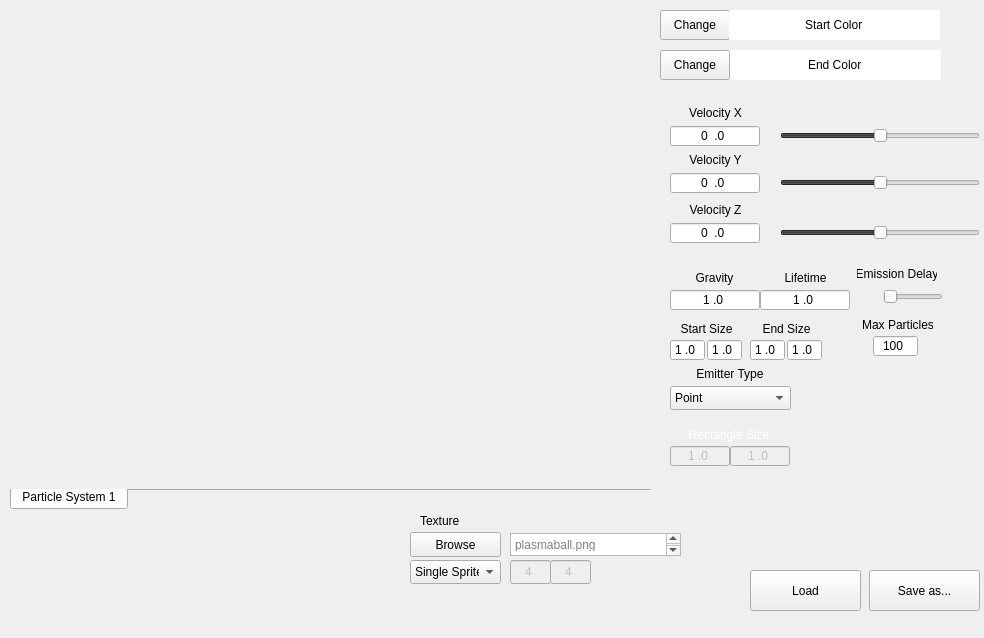
The window that TA_ParticleEditor/TA_ParticleEditor/particleeditor.ui (Stureplan/TA_ParticleEditor) describes before a commit, drawn with Qt 5.
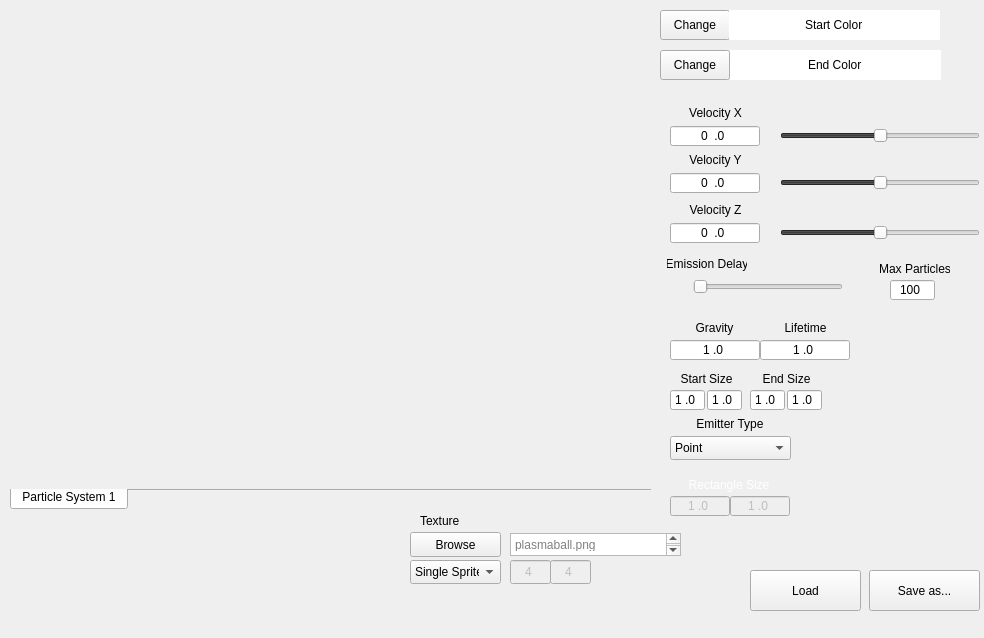
The same window after the commit. Custom widgets are drawn as their Qt base class.

What changed in the file:
```diff
--- a/TA_ParticleEditor/TA_ParticleEditor/particleeditor.ui
+++ b/TA_ParticleEditor/TA_ParticleEditor/particleeditor.ui
@@ -111,7 +111,7 @@
     <property name="geometry">
      <rect>
       <x>780</x>
-      <y>268</y>
+      <y>318</y>
       <width>51</width>
       <height>20</height>
      </rect>
@@ -142,8 +142,8 @@
    <widget class="QLabel" name="label_EmissionDelay">
     <property name="geometry">
      <rect>
-      <x>857</x>
-      <y>264</y>
+      <x>667</x>
+      <y>254</y>
       <width>80</width>
       <height>20</height>
      </rect>
@@ -158,8 +158,8 @@
    <widget class="QLabel" name="label_MaxParticles">
     <property name="geometry">
      <rect>
-      <x>863</x>
-      <y>317</y>
+      <x>880</x>
+      <y>261</y>
       <width>70</width>
       <height>16</height>
      </rect>
@@ -204,7 +204,7 @@
     <property name="geometry">
      <rect>
       <x>689</x>
-      <y>268</y>
+      <y>318</y>
       <width>51</width>
       <height>20</height>
      </rect>
@@ -343,7 +343,7 @@
     <property name="geometry">
      <rect>
       <x>661</x>
-      <y>321</y>
+      <y>371</y>
       <width>91</width>
       <height>16</height>
      </rect>
@@ -359,7 +359,7 @@
     <property name="geometry">
      <rect>
       <x>670</x>
-      <y>386</y>
+      <y>436</y>
       <width>121</width>
       <height>24</height>
      </rect>
@@ -385,7 +385,7 @@
     <property name="geometry">
      <rect>
       <x>680</x>
-      <y>366</y>
+      <y>416</y>
       <width>100</width>
       <height>16</height>
      </rect>
@@ -467,7 +467,7 @@
     <property name="geometry">
      <rect>
       <x>670</x>
-      <y>290</y>
+      <y>340</y>
       <width>90</width>
       <height>20</height>
      </rect>
@@ -489,7 +489,7 @@
     <property name="geometry">
      <rect>
       <x>760</x>
-      <y>290</y>
+      <y>340</y>
       <width>90</width>
       <height>20</height>
      </rect>
@@ -549,7 +549,7 @@
     <property name="geometry">
      <rect>
       <x>670</x>
-      <y>340</y>
+      <y>390</y>
       <width>35</width>
       <height>20</height>
      </rect>
@@ -571,7 +571,7 @@
     <property name="geometry">
      <rect>
       <x>707</x>
-      <y>340</y>
+      <y>390</y>
       <width>35</width>
       <height>20</height>
      </rect>
@@ -592,8 +592,8 @@
    <widget class="QLineEdit" name="maxParticles">
     <property name="geometry">
      <rect>
-      <x>873</x>
-      <y>336</y>
+      <x>890</x>
+      <y>280</y>
       <width>45</width>
       <height>20</height>
      </rect>
@@ -618,7 +618,7 @@
     <property name="geometry">
      <rect>
       <x>670</x>
-      <y>426</y>
+      <y>476</y>
       <width>120</width>
       <height>50</height>
      </rect>
@@ -784,7 +784,7 @@
     <property name="geometry">
      <rect>
       <x>787</x>
-      <y>340</y>
+      <y>390</y>
       <width>35</width>
       <height>20</height>
      </rect>
@@ -806,7 +806,7 @@
     <property name="geometry">
      <rect>
       <x>741</x>
-      <y>321</y>
+      <y>371</y>
       <width>91</width>
       <height>16</height>
      </rect>
@@ -822,7 +822,7 @@
     <property name="geometry">
      <rect>
       <x>750</x>
-      <y>340</y>
+      <y>390</y>
       <width>35</width>
       <height>20</height>
      </rect>
@@ -859,9 +859,9 @@
    <widget class="QSlider" name="emissionDelaySlider">
     <property name="geometry">
      <rect>
-      <x>883</x>
-      <y>286</y>
-      <width>60</width>
+      <x>693</x>
+      <y>276</y>
+      <width>150</width>
       <height>22</height>
      </rect>
     </property>
@@ -881,8 +881,8 @@
    <widget class="QLabel" name="label_EmDelaySlide">
     <property name="geometry">
      <rect>
-      <x>860</x>
-      <y>290</y>
+      <x>670</x>
+      <y>280</y>
       <width>30</width>
       <height>13</height>
      </rect>
```
Left out of the diff: 8 changed lines with no effect on the pictures.
